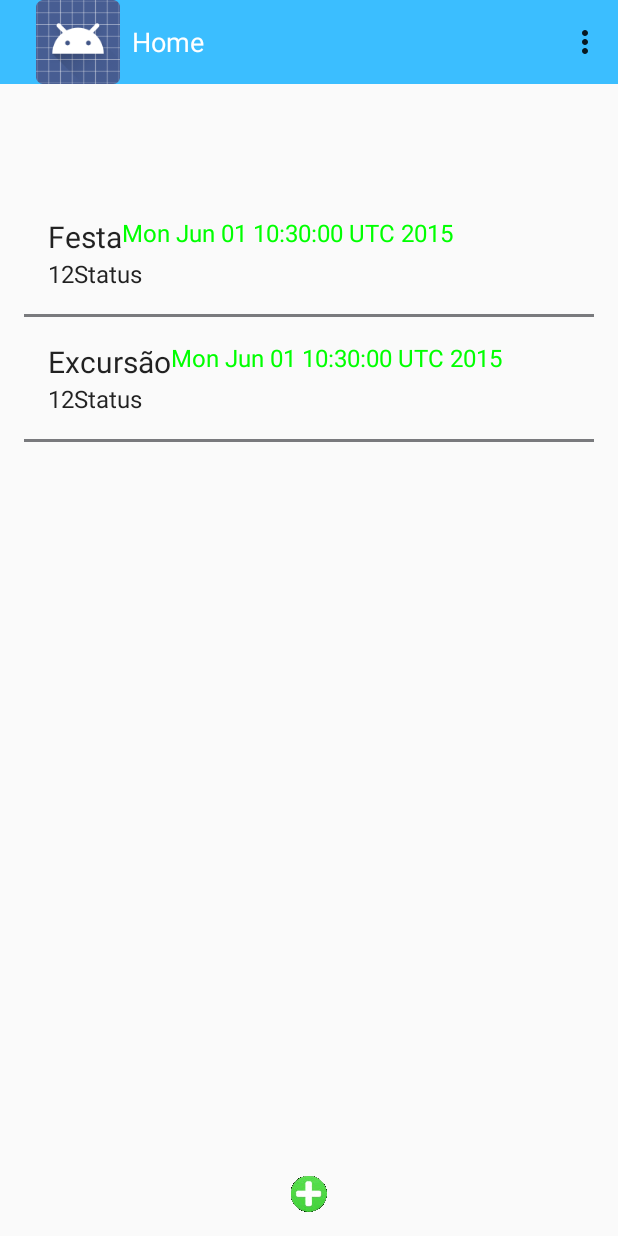
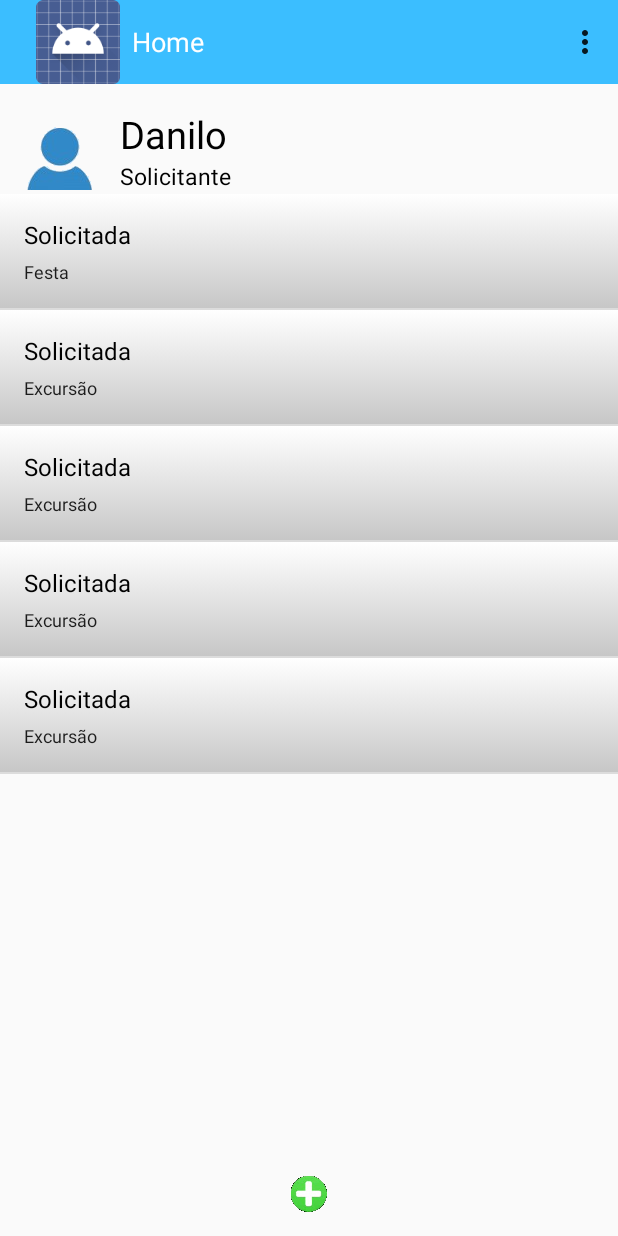
Before and after one commit to EduardoPetrini/andro-test, an Android app: the HomeActivity screen opened directly, with no data from a screen before it, on a phone screen of 412 x 824 dp. Run offline under Robolectric (Android 15) with nearby library versions, the phone set to English and light mode, and no system bars; 5 statements that could not run were skipped.

Commit message:
finalização tela home

```diff
--- a/AndroTest/app/src/main/java/br/com/androtest/HomeActivity.java
+++ b/AndroTest/app/src/main/java/br/com/androtest/HomeActivity.java
@@ -54,21 +54,35 @@ public class HomeActivity extends Activity {
         //obter lista de viagens do usuário futuramente pelo webservice
         Viagem viagem1=new Viagem();
         Viagem viagem2=new Viagem();
+        Viagem viagem3=new Viagem();
+        Viagem viagem4=new Viagem();
+        Viagem viagem5=new Viagem();
 
-        Date data=new Date();
         viagem1.setTituloViagem("Festa");
-        viagem1.setDataPartida(data);
+        viagem1.setDataPartida("30/05/2015");
         viagem1.setCidadeDestino("Bom Sucesso");
         viagem2.setTituloViagem("Excursão");
-        viagem2.setDataPartida(data);
+        viagem2.setDataPartida("30/05/2015");
         viagem2.setCidadeDestino("Belo Horizonte");
+        viagem3.setTituloViagem("Excursão");
+        viagem3.setDataPartida("30/05/2015");
+        viagem3.setCidadeDestino("Belo Horizonte");
+        viagem4.setTituloViagem("Excursão");
+        viagem4.setDataPartida("30/05/2015");
+        viagem4.setCidadeDestino("Belo Horizonte");
+        viagem5.setTituloViagem("Excursão");
+        viagem5.setDataPartida("30/05/2015");
+        viagem5.setCidadeDestino("Belo Horizonte");
 
         ArrayList<Viagem> listaViagens=new ArrayList<Viagem>();
         listaViagens.add(viagem1);
         listaViagens.add(viagem2);
+        listaViagens.add(viagem3);
+        listaViagens.add(viagem4);
+        listaViagens.add(viagem5);
+
 
         //Popula ListView
-
         ListAdapter adapter = new AdapterListView(this,listaViagens);
 
         mainListView= (ListView) findViewById(R.id.viagensListView);
--- a/AndroTest/app/src/main/java/br/com/androtest/util/AdapterListView.java
+++ b/AndroTest/app/src/main/java/br/com/androtest/util/AdapterListView.java
@@ -1,18 +1,18 @@
 package br.com.androtest.util;
 
 import android.content.Context;
+import android.graphics.Color;
+import android.graphics.drawable.GradientDrawable;
 import android.view.LayoutInflater;
 import android.view.View;
 import android.view.ViewGroup;
 import android.widget.BaseAdapter;
-import android.widget.LinearLayout;
 import android.widget.RelativeLayout;
 import android.widget.TextView;
 
 import com.lp3.Viagem;
 
 import java.util.ArrayList;
-import java.util.List;
 
 import br.com.androtest.R;
 
@@ -27,6 +27,7 @@ public class AdapterListView extends BaseAdapter{
         this.listaViagens=viagems;
         this.context=context;
         this.numViagens=viagems.size();
+
     }
 
     @Override
@@ -55,8 +56,8 @@ public class AdapterListView extends BaseAdapter{
         // Set the text label as defined in our list item
         TextView txtTitulo = (TextView) activity_item_lista.findViewById(R.id.textViewTitulo);
         txtTitulo.setText(viagem.getTituloViagem());
-        TextView txtData = (TextView) activity_item_lista.findViewById(R.id.textViewData);
-        txtData.setText(viagem.getDataPartida().toString());
+        TextView txtData = (TextView) activity_item_lista.findViewById(R.id.textViewTarefa);
+        txtData.setText("Solicitada");
 
         return activity_item_lista;
 
--- a/AndroTest/app/src/main/java/com/lp3/Viagem.java
+++ b/AndroTest/app/src/main/java/com/lp3/Viagem.java
@@ -8,9 +8,8 @@ import java.util.Date;
 public class Viagem {
 
     private int id, quantidadePessoas;
-    private String tituloViagem,cidadeOrigem,cidadeDestino;
+    private String tituloViagem,cidadeOrigem,cidadeDestino,dataPartida,dataChegada;
     private double custoOrcado,custoReal;
-    private Date dataPartida,dataChegada;
 
 
     public void setId(int id) {
@@ -41,11 +40,11 @@ public class Viagem {
         this.custoReal = custo_real;
     }
 
-    public void setDataPartida(Date data_partida) {
+    public void setDataPartida(String data_partida) {
         this.dataPartida = data_partida;
     }
 
-    public void setDataChegada(Date data_chegada) {
+    public void setDataChegada(String data_chegada) {
         this.dataChegada = data_chegada;
     }
 
@@ -78,11 +77,11 @@ public class Viagem {
         return custoReal;
     }
 
-    public Date getDataPartida() {
+    public String getDataPartida() {
         return dataPartida;
     }
 
-    public Date getDataChegada() {
+    public String getDataChegada() {
         return dataChegada;
     }
 
--- /dev/null
+++ b/AndroTest/app/src/main/res/drawable/gradiente.xml
@@ -0,0 +1,11 @@
+<?xml version="1.0" encoding="utf-8"?>
+<selector xmlns:android="http://schemas.android.com/apk/res/android">
+    <item>
+        <shape>
+            <gradient
+                android:startColor="@color/White_default"
+                android:endColor="@color/gray_new"
+                android:angle="270" />
+        </shape>
+    </item>
+</selector>
--- a/AndroTest/app/src/main/res/layout/activity_action_bar.xml
+++ b/AndroTest/app/src/main/res/layout/activity_action_bar.xml
@@ -14,4 +14,5 @@
         android:text="@string/app_name"
         android:textColor="@android:color/white"
         android:textSize="30dp"/>
+
 </RelativeLayout>
--- a/AndroTest/app/src/main/res/layout/activity_home.xml
+++ b/AndroTest/app/src/main/res/layout/activity_home.xml
@@ -3,8 +3,7 @@
     xmlns:tools="http://schemas.android.com/tools"
     android:layout_width="match_parent"
     android:layout_height="match_parent"
-    android:paddingLeft="@dimen/activity_horizontal_margin"
-    android:paddingRight="@dimen/activity_horizontal_margin"
+
     android:paddingTop="@dimen/activity_vertical_margin"
     android:paddingBottom="@dimen/activity_vertical_margin"
     tools:context=".HomeActivity"
@@ -14,24 +13,43 @@
     android:focusableInTouchMode="false"
     android:backgroundTintMode="add">
 
+    <ImageView
+        android:id="@+id/imagemUser"
+        android:layout_width="wrap_content"
+        android:layout_height="wrap_content"
+        android:layout_alignParentStart="true"
+        android:paddingLeft="@dimen/activity_horizontal_margin"
+        android:src="@mipmap/ic_user"
+        android:layout_alignParentTop="true"
+        android:layout_above="@+id/viagensListView" />
+
     <TextView
         android:id="@+id/nomeUsuario"
         android:layout_width="match_parent"
         android:layout_height="wrap_content"
         android:layout_alignParentTop="true"
-        android:layout_alignParentStart="true"
+        android:paddingLeft="@dimen/activity_horizontal_margin"
+        android:paddingRight="@dimen/activity_horizontal_margin"
         android:textAppearance="@style/comforttaFont"
-        android:textSize="25dp"/>
+        android:layout_toRightOf="@+id/imagemUser"
+        android:textSize="25dp"
+        android:text="Danilo"
+        android:textColor="@color/Black_default"
+        android:layout_toEndOf="@+id/imagemUser" />
 
     <TextView
         android:id="@+id/cargoUsuario"
         android:layout_width="match_parent"
         android:layout_height="wrap_content"
-        android:layout_below="@+id/nomeUsuario"
-        android:layout_alignParentStart="true"
         android:textAppearance="@style/comforttaFont"
-        android:textSize="15dp"/>
-
+        android:layout_marginBottom="5dp"
+        android:layout_toRightOf="@+id/imagemUser"
+        android:textSize="15dp"
+        android:text="Solicitante"
+        android:textColor="@color/Black_default"
+        android:paddingLeft="@dimen/activity_horizontal_margin"
+        android:paddingRight="@dimen/activity_horizontal_margin"
+        android:layout_below="@+id/nomeUsuario" />
 
     <ListView
         android:id="@+id/viagensListView"
@@ -39,9 +57,8 @@
         android:layout_height="wrap_content"
         android:layout_below="@+id/cargoUsuario"
         android:layout_above="@+id/buttonAddTarefa"
-        android:divider="#797A7D"
-        android:dividerHeight="2sp"
-        android:drawSelectorOnTop="false">
+        android:layout_marginTop="-4dp"
+        android:layout_marginBottom="-4dp">
 
     </ListView>
 
@@ -51,8 +68,9 @@
         android:layout_height="wrap_content"
         android:layout_alignParentBottom="true"
         android:layout_centerInParent="true"
+        android:layout_marginTop="5dp"
         android:background="@mipmap/ic_add"
         android:maxHeight="72dp"
-        android:maxWidth="72dp" />
+        android:maxWidth="72dp"/>
 
 </RelativeLayout>
--- a/AndroTest/app/src/main/res/layout/activity_item_lista.xml
+++ b/AndroTest/app/src/main/res/layout/activity_item_lista.xml
@@ -3,59 +3,28 @@
     android:layout_height="match_parent" android:paddingLeft="@dimen/activity_horizontal_margin"
     android:paddingRight="@dimen/activity_horizontal_margin"
     android:paddingTop="@dimen/activity_vertical_margin"
-    android:paddingBottom="@dimen/activity_vertical_margin">
+    android:paddingBottom="@dimen/activity_vertical_margin"
+    android:background="@drawable/gradiente">
 
-    <LinearLayout
-        android:id="@+id/linerLayoutItemSuperior"
-        android:layout_width="match_parent"
+    <TextView
+        android:id="@+id/textViewTarefa"
+        android:layout_width="wrap_content"
         android:layout_height="wrap_content"
-        android:orientation="horizontal"
-        android:layout_alignParentEnd="true">
+        android:layout_alignParentStart="true"
+        android:layout_gravity="start"
+        android:textSize="16sp"
+        android:textColor="@color/Black_default"
+        android:text="Orçar"
+        android:textAppearance="@style/comforttaFont"/>
 
-        <TextView
-            android:id="@+id/textViewTitulo"
-            android:layout_width="wrap_content"
-            android:layout_height="wrap_content"
-            android:layout_gravity="start"
-            android:textSize="20sp"
-            android:textAppearance="@style/comforttaFont"/>
-
-        <TextView
-            android:id="@+id/textViewData"
-            android:layout_width="wrap_content"
-            android:layout_height="wrap_content"
-            android:layout_gravity="end"
-            android:textAppearance="@style/comforttaFont"
-            android:textColor="@color/green_default"/>
-
-    </LinearLayout>
-
-    <LinearLayout
-        android:id="@+id/linerLayoutItemInferior"
-        android:layout_width="match_parent"
+    <TextView
+        android:id="@+id/textViewTitulo"
+        android:layout_width="wrap_content"
         android:layout_height="wrap_content"
-        android:orientation="horizontal"
-        android:layout_below="@+id/linerLayoutItemSuperior">
-
-        <TextView
-            android:id="@+id/textViewNotificacoes"
-            android:layout_width="wrap_content"
-            android:layout_height="wrap_content"
-            android:layout_alignParentStart="true"
-            android:text="12"
-            android:layout_gravity="start"
-            android:textAppearance="@style/comforttaFont"/>
-
-        <TextView
-            android:id="@+id/textViewStatus"
-            android:layout_width="wrap_content"
-            android:layout_height="wrap_content"
-            android:layout_alignParentStart="true"
-            android:text="Status"
-            android:layout_gravity="end"
-            android:textAppearance="@style/comforttaFont"/>
-
-    </LinearLayout>
-
+        android:layout_below="@+id/textViewTarefa"
+        android:textSize="12sp"
+        android:layout_marginTop="5dp"
+        android:text="Viagem BH"
+        android:textAppearance="@style/comforttaFont"/>
 
 </RelativeLayout>
--- a/AndroTest/app/src/main/res/values/colors.xml
+++ b/AndroTest/app/src/main/res/values/colors.xml
@@ -15,4 +15,6 @@
 
         <color name="read_default">#FF0000</color>
 
+        <color name="gray_new">#C7C7C7</color>
+
 </resources>
--- a/AndroTest/app/src/main/res/values/themes.xml
+++ b/AndroTest/app/src/main/res/values/themes.xml
@@ -6,8 +6,11 @@
         <item name="android:actionBarStyle">@style/MyActionBar</item>
 
     </style>
+
     <style name="MyActionBar"
         parent="@android:style/Widget.Holo.Light.ActionBar.Solid.Inverse">
         <item name="android:background">@color/blue_default</item>
     </style>
+
+
 </resources>
```
Also changed, not shown: AndroTest/app/src/main/java/br/com/androtest/LoginActivity.java (+94 -11 lines), AndroTest/app/src/main/res/layout/activity_login.xml (+4 -4 lines), AndroTest/app/src/main/res/mipmap-hdpi/ic_user.png (added), AndroTest/app/src/main/res/mipmap-hdpi/ic_user_2.png (added), AndroTest/app/src/main/res/mipmap-hdpi/user.png (added), AndroTest/app/src/main/res/mipmap-mdpi/ic_user.png (added), AndroTest/app/src/main/res/mipmap-xhdpi/ic_user.png (added), AndroTest/app/src/main/res/mipmap-xxhdpi/ic_user.png (added).
